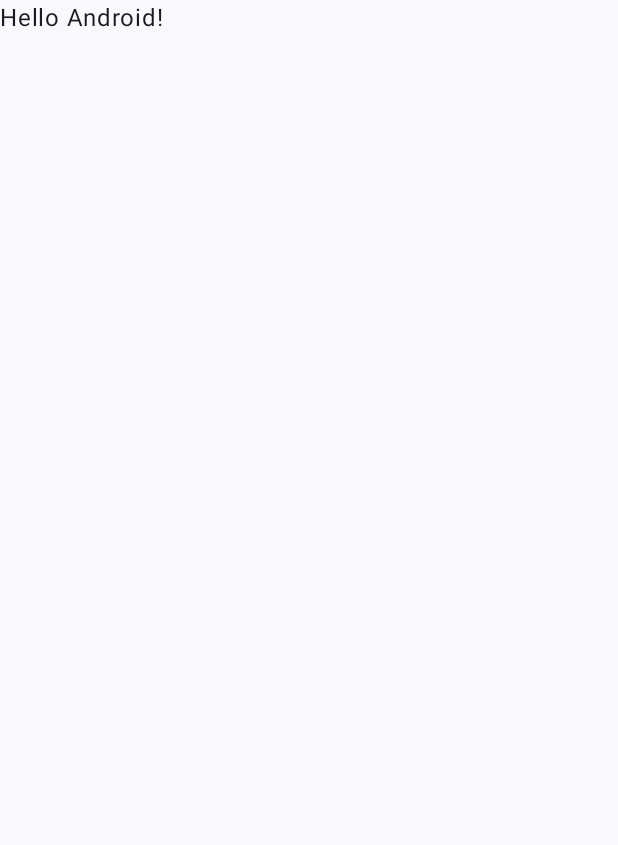
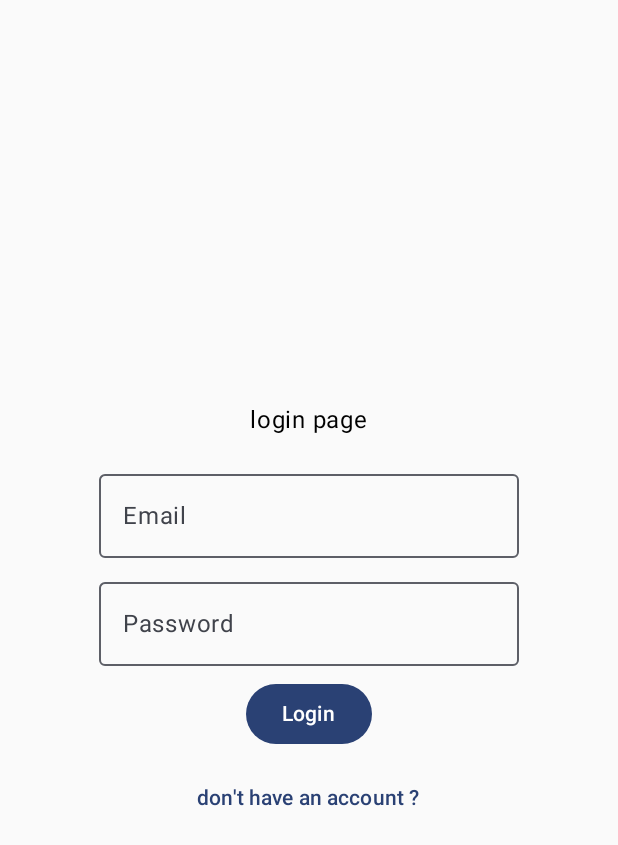
Before and after one commit to Sylouane05/fork_chan, an Android app built with Jetpack Compose: the screen it shows after launch (MainActivity), on a phone screen of 412 x 824 dp. Before the commit the part shown is almost empty. Shown: the top 845 px of the screen. Run offline under Robolectric (Android 15) with nearby library versions, the phone set to English and light mode, and no system bars; our stand-ins replace Firebase (no records; nobody signed in at launch, a user with empty details on screens opened directly), livedata-compose.

Commit message:
Authentification: login d'un utilisateur + sign up d'un utilisateur non existant.

```diff
--- a/app/build.gradle.kts
+++ b/app/build.gradle.kts
@@ -51,6 +51,9 @@ dependencies {
     implementation(libs.androidx.ui.tooling.preview)
     implementation(libs.androidx.material3)
     implementation(libs.firebase.database)
+    implementation(libs.androidx.navigation.compose)
+    implementation(libs.firebase.auth.ktx)
+    implementation(libs.androidx.runtime.livedata)
     testImplementation(libs.junit)
     androidTestImplementation(libs.androidx.junit)
     androidTestImplementation(libs.androidx.espresso.core)
--- a/app/src/main/java/fr/fork_chan/MainActivity.kt
+++ b/app/src/main/java/fr/fork_chan/MainActivity.kt
@@ -4,6 +4,7 @@ import android.os.Bundle
 import androidx.activity.ComponentActivity
 import androidx.activity.compose.setContent
 import androidx.activity.enableEdgeToEdge
+import androidx.activity.viewModels
 import androidx.compose.foundation.layout.fillMaxSize
 import androidx.compose.foundation.layout.padding
 import androidx.compose.material3.Scaffold
@@ -11,20 +12,18 @@ import androidx.compose.material3.Text
 import androidx.compose.runtime.Composable
 import androidx.compose.ui.Modifier
 import androidx.compose.ui.tooling.preview.Preview
+import androidx.lifecycle.viewmodel.compose.viewModel
+import fr.fork_chan.models.AuthViewModel
 import fr.fork_chan.ui.theme.Fork_chanTheme
 
 class MainActivity : ComponentActivity() {
     override fun onCreate(savedInstanceState: Bundle?) {
         super.onCreate(savedInstanceState)
         enableEdgeToEdge()
+        val authViewModel : AuthViewModel by viewModels()
         setContent {
             Fork_chanTheme {
-                Scaffold(modifier = Modifier.fillMaxSize()) { innerPadding ->
-                    Greeting(
-                        name = "Android",
-                        modifier = Modifier.padding(innerPadding)
-                    )
-                }
+                Navigation(Modifier, authViewModel)
             }
         }
     }
--- /dev/null
+++ b/app/src/main/java/fr/fork_chan/MyAppNavigation.kt
@@ -0,0 +1,23 @@
+package fr.fork_chan
+
+import androidx.compose.runtime.Composable
+import androidx.compose.ui.Modifier
+import androidx.navigation.compose.NavHost
+import androidx.navigation.compose.composable
+import androidx.navigation.compose.rememberNavController
+import fr.fork_chan.activities.LoginPage
+import fr.fork_chan.activities.SignUp
+import fr.fork_chan.activities.feedPage
+import fr.fork_chan.models.AuthViewModel
+
+
+@Composable
+fun Navigation(modifier : Modifier = Modifier, AuthViewModel: AuthViewModel) {
+    val navController = rememberNavController()
+
+    NavHost(navController = navController, startDestination = "login") {
+        composable("login") { LoginPage(modifier, navController, AuthViewModel()) }
+        composable("signup") { SignUp(modifier, navController, AuthViewModel()) }
+        composable("feed") { feedPage(modifier, navController, AuthViewModel()) }
+    }
+}
--- /dev/null
+++ b/app/src/main/java/fr/fork_chan/activities/LoginPage.kt
@@ -0,0 +1,78 @@
+package fr.fork_chan.activities
+
+import android.widget.Toast
+import androidx.compose.foundation.layout.Arrangement
+import androidx.compose.foundation.layout.Column
+import androidx.compose.foundation.layout.Spacer
+import androidx.compose.foundation.layout.fillMaxSize
+import androidx.compose.foundation.layout.height
+import androidx.compose.material3.Button
+import androidx.compose.material3.OutlinedTextField
+import androidx.compose.material3.Text
+import androidx.compose.material3.TextButton
+import androidx.compose.runtime.Composable
+import androidx.compose.runtime.LaunchedEffect
+import androidx.compose.runtime.getValue
+import androidx.compose.runtime.livedata.observeAsState
+import androidx.compose.runtime.mutableStateOf
+import androidx.compose.runtime.remember
+import androidx.compose.runtime.setValue
+import androidx.compose.ui.Alignment
+import androidx.compose.ui.Modifier
+import androidx.compose.ui.platform.LocalContext
+import androidx.compose.ui.unit.dp
+import androidx.navigation.NavHostController
+import fr.fork_chan.models.AuthState
+import fr.fork_chan.models.AuthViewModel
+
+@Composable
+fun LoginPage(modifier : Modifier = Modifier, navController: NavHostController, authViewModel: AuthViewModel) {
+    //Initialisation des variables :
+    var email by remember {
+        mutableStateOf("")
+    }
+    var password by remember {
+        mutableStateOf("")
+    }
+    val authState = authViewModel.authState.observeAsState()
+    val context = LocalContext.current
+    LaunchedEffect(authState.value) {
+        when(authState.value) {
+            AuthState.Authenticated -> navController.navigate("feed")
+            is AuthState.Error -> Toast.makeText(context, (authState.value as AuthState.Error).message, Toast.LENGTH_SHORT).show()
+            else -> Unit
+        }
+    }
+    //Affichage de la page :
+    Column(
+        modifier = modifier.fillMaxSize(),
+        horizontalAlignment = Alignment.CenterHorizontally,
+        verticalArrangement = Arrangement.Center
+    ) {
+        Text(text = "login page")
+
+        Spacer(modifier = Modifier.height(16.dp))
+
+        OutlinedTextField(value = email,
+            label = { Text("Email") },
+            onValueChange = { email = it })
+
+        Spacer(modifier = Modifier.height(8.dp))
+
+        OutlinedTextField(value = password,
+            label = { Text("Password") },
+            onValueChange = { password = it })
+
+        Spacer(modifier = Modifier.height(8.dp))
+
+        Button(onClick = { authViewModel.login(email,password)}) {
+            Text(text = "Login")
+        }
+
+        Spacer(modifier = Modifier.height(8.dp))
+
+        TextButton(onClick = { navController.navigate("signup") },){
+            Text(text = "don't have an account ?")
+        }
+    }
+}
--- /dev/null
+++ b/app/src/main/java/fr/fork_chan/models/AuthViewModel.kt
@@ -0,0 +1,87 @@
+package fr.fork_chan.models
+
+import androidx.lifecycle.LiveData
+import androidx.lifecycle.MutableLiveData
+import androidx.lifecycle.ViewModel
+import com.google.firebase.auth.FirebaseAuth
+
+class AuthViewModel : ViewModel() {
+    // Appel du constructeur de Firebase pour pouvoir utiliser les méthodes d'authentification.
+    private val auth: FirebaseAuth = FirebaseAuth.getInstance()
+
+    private val _authState: MutableLiveData<AuthState> =
+        MutableLiveData(AuthState.Unauthenticated) // Initialisation
+
+    val authState: LiveData<AuthState> =
+        _authState // Accesseur (pour lire l'état de l'authentification)
+
+    // Initialisation de l'état d'authentification (on lance checkStatus quoi)
+    init {
+        checkStatus()
+    }
+    // création de checkStatus pour vérifier l'état de l'authentification
+    fun checkStatus() {
+        if (auth.currentUser != null) {
+            _authState.value = AuthState.Authenticated
+        } else {
+            _authState.value = AuthState.Unauthenticated
+        }
+    }
+
+    //fonction pour ce login
+
+    fun login(email : String, password : String) {
+        if (email.isEmpty() || password.isEmpty()) {
+            _authState.value = AuthState.Error("Email and password cannot be empty")
+            return
+        }
+        _authState.value = AuthState.Loading
+        auth.signInWithEmailAndPassword(email, password)
+            .addOnCompleteListener { task ->
+                if (task.isSuccessful) {
+                    _authState.value = AuthState.Authenticated
+                } else {
+                    _authState.value = AuthState.Error(task.exception?.message ?: "Unknown error")
+                }
+            }
+        //fonction pour créer un compte :
+    }
+
+
+    fun signup(email : String, password : String){
+            if (email.isEmpty() || password.isEmpty()) {
+                _authState.value = AuthState.Error("Email and password cannot be empty")
+                return
+            }
+
+            _authState.value = AuthState.Loading
+            auth.createUserWithEmailAndPassword(email,password)
+                .addOnCompleteListener { task ->
+                    if (task.isSuccessful) {
+                        _authState.value = AuthState.Authenticated
+                    } else {
+                        _authState.value =
+                            AuthState.Error(task.exception?.message ?: "unknown error")
+                    }
+                }
+        }
+
+    fun signout() {
+        auth.signOut()
+        _authState.value = AuthState.Unauthenticated
+    }
+
+
+
+
+
+
+
+
+}
+    sealed class AuthState {
+        object Authenticated : AuthState()
+        object Unauthenticated : AuthState()
+        object Loading : AuthState()
+        data class Error(val message: String) : AuthState()
+    }
--- a/app/src/main/res/values/strings.xml
+++ b/app/src/main/res/values/strings.xml
@@ -1,3 +1,4 @@
 <resources>
     <string name="app_name">fork_chan</string>
+    <string name="link_firebase">https://fork-chan-default-rtdb.firebaseio.com</string>
 </resources>
--- a/app/src/main/res/values/themes.xml
+++ b/app/src/main/res/values/themes.xml
@@ -1,5 +1,5 @@
 <?xml version="1.0" encoding="utf-8"?>
 <resources>
 
-    <style name="Theme.Fork_chan" parent="Theme.AppCompat.Light.NoActionBar" />
+    <style name="Theme.Fork_chan" parent="android:Theme.Material.Light.NoActionBar" />
 </resources>
--- a/gradle/libs.versions.toml
+++ b/gradle/libs.versions.toml
@@ -10,6 +10,9 @@ activityCompose = "1.10.1"
 composeBom = "2024.04.01"
 googleGmsGoogleServices = "4.4.2"
 firebaseDatabase = "21.0.0"
+navigationCompose = "2.8.8"
+firebaseAuthKtx = "23.2.0"
+runtimeLivedata = "1.7.8"
 
 [libraries]
 androidx-core-ktx = { group = "androidx.core", name = "core-ktx", version.ref = "coreKtx" }
@@ -27,6 +30,9 @@ androidx-ui-test-manifest = { group = "androidx.compose.ui", name = "ui-test-man
 androidx-ui-test-junit4 = { group = "androidx.compose.ui", name = "ui-test-junit4" }
 androidx-material3 = { group = "androidx.compose.material3", name = "material3" }
 firebase-database = { group = "com.google.firebase", name = "firebase-database", version.ref = "firebaseDatabase" }
+androidx-navigation-compose = { group = "androidx.navigation", name = "navigation-compose", version.ref = "navigationCompose" }
+firebase-auth-ktx = { group = "com.google.firebase", name = "firebase-auth-ktx", version.ref = "firebaseAuthKtx" }
+androidx-runtime-livedata = { group = "androidx.compose.runtime", name = "runtime-livedata", version.ref = "runtimeLivedata" }
 
 [plugins]
 android-application = { id = "com.android.application", version.ref = "agp" }
```
Also changed, not shown: app/src/main/java/fr/fork_chan/activities/FeedPage.kt (added, +31 -0 lines), app/src/main/java/fr/fork_chan/activities/SignUpPage.kt (added, +83 -0 lines).
